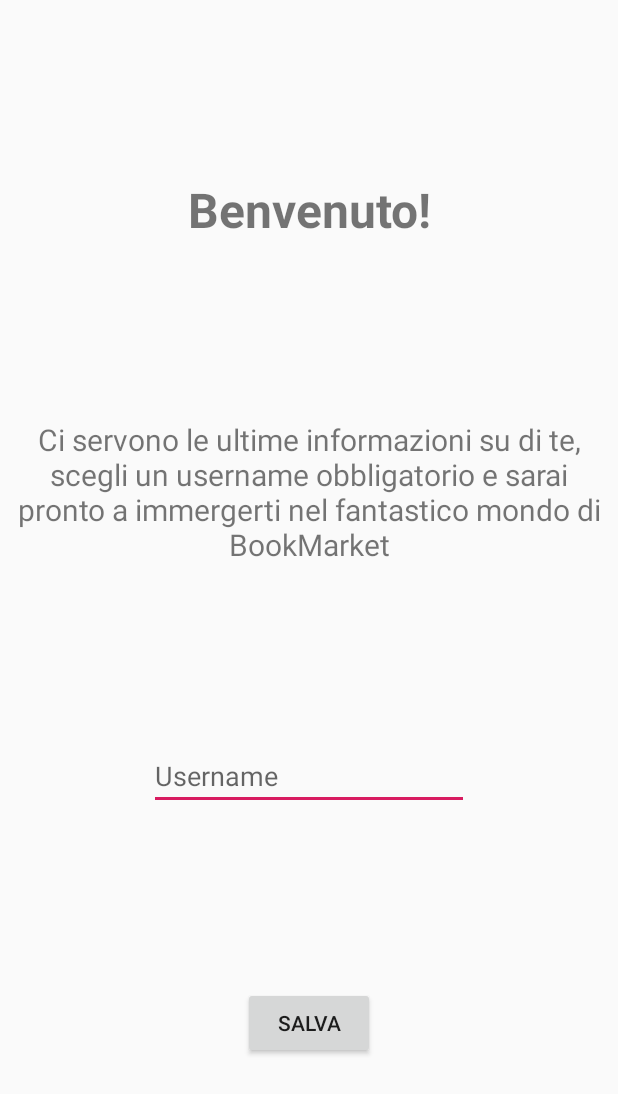
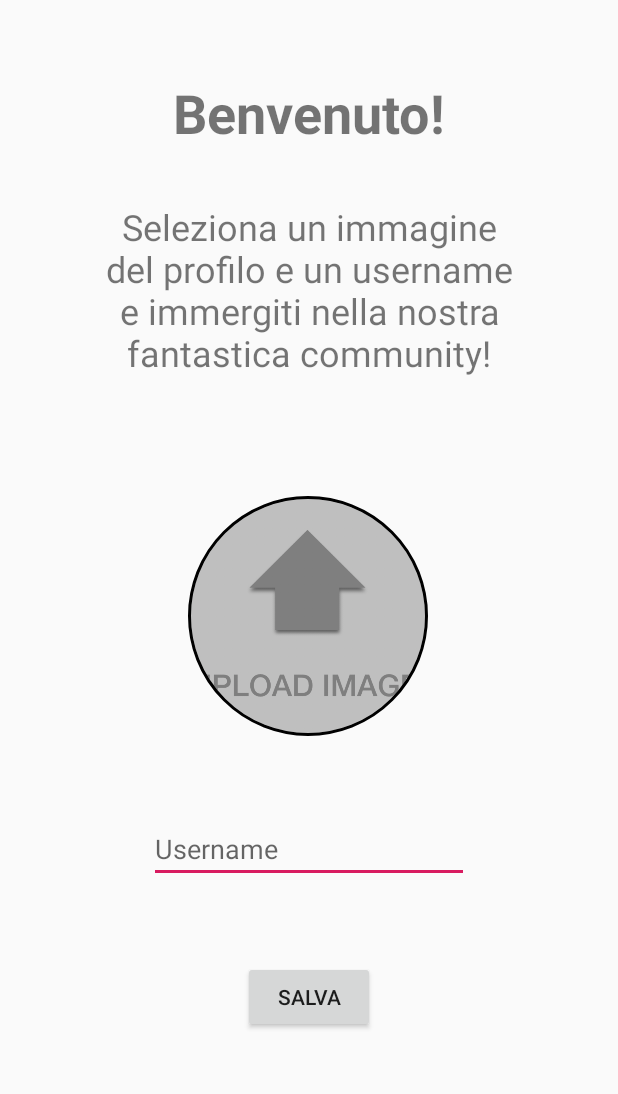
Before and after one commit to spallas/bookmarket, an Android app: the CompleteActivity screen opened directly, with no data from a screen before it, on a phone screen of 412 x 824 dp. Shown: the top 1094 px of the screen. Run offline under Robolectric (Android 15) with nearby library versions, the phone set to English and light mode, and no system bars; our stand-ins replace ButterKnife, CircleImageView; pictures from the network do not load.

Commit message:
complete activity completed

```diff
--- a/app/build.gradle
+++ b/app/build.gradle
@@ -57,6 +57,7 @@ dependencies {
     implementation 'androidx.recyclerview:recyclerview:1.1.0-alpha02'
 
     // Image loading
+    implementation 'de.hdodenhof:circleimageview:3.0.0'
     implementation 'com.github.bumptech.glide:glide:4.8.0'
     annotationProcessor 'com.github.bumptech.glide:compiler:4.8.0'
     implementation 'id.zelory:compressor:1.0.4'
--- a/app/src/main/AndroidManifest.xml
+++ b/app/src/main/AndroidManifest.xml
@@ -5,6 +5,7 @@
     <uses-permission android:name="android.permission.GET_ACCOUNTS" />
     <uses-permission android:name="android.permission.READ_PROFILE" />
     <uses-permission android:name="android.permission.READ_CONTACTS" />
+    <uses-permission android:name="android.permission.READ_EXTERNAL_STORAGE"/>
 
     <application
         android:allowBackup="true"
--- a/app/src/main/java/com/gnufsociety/bookmarket/MyFirebaseMessagingService.java
+++ b/app/src/main/java/com/gnufsociety/bookmarket/MyFirebaseMessagingService.java
@@ -33,7 +33,7 @@ public class MyFirebaseMessagingService extends FirebaseMessagingService {
     @Override
     public void onNewToken(String s) {
         super.onNewToken(s);
-        Toast.makeText(getApplicationContext(), "", Toast.LENGTH_LONG).show();
+//        Toast.makeText(getApplicationContext(), "New token:"+s, Toast.LENGTH_LONG).show();
 
     }
 }
--- a/app/src/main/java/com/gnufsociety/bookmarket/api/BookmarketEndpoints.java
+++ b/app/src/main/java/com/gnufsociety/bookmarket/api/BookmarketEndpoints.java
@@ -6,12 +6,17 @@ import com.gnufsociety.bookmarket.models.CompleteProfile;
 
 import java.util.List;
 
+import okhttp3.MultipartBody;
+import okhttp3.RequestBody;
+import okhttp3.ResponseBody;
 import retrofit2.Call;
 import retrofit2.http.Body;
 import retrofit2.http.DELETE;
 import retrofit2.http.GET;
 import retrofit2.http.Header;
+import retrofit2.http.Multipart;
 import retrofit2.http.POST;
+import retrofit2.http.Part;
 import retrofit2.http.Path;
 import retrofit2.http.Query;
 
@@ -23,9 +28,12 @@ public interface BookmarketEndpoints {
     @GET("users/exist")
     Call<Void> existUser();
 
+    @Multipart
     @POST("users/complete")
-    Call<Void> completeProfile(@Body CompleteProfile body);
-
+    Call<Void> completeProfile(
+            @Part() MultipartBody.Part avatar,
+            @Part("user[username]") RequestBody username
+            );
     @GET("ad/{id}")
     Call<Ad> getAd(@Path("id") String adID);
 
--- /dev/null
+++ b/app/src/main/res/layout/activity_complete.xml
@@ -0,0 +1,101 @@
+<?xml version="1.0" encoding="utf-8"?>
+<androidx.constraintlayout.widget.ConstraintLayout xmlns:android="http://schemas.android.com/apk/res/android"
+    xmlns:app="http://schemas.android.com/apk/res-auto"
+    xmlns:tools="http://schemas.android.com/tools"
+    android:layout_width="match_parent"
+    android:layout_height="match_parent"
+    android:gravity="center"
+    android:orientation="vertical"
+    tools:context=".CompleteActivity">
+
+
+    <de.hdodenhof.circleimageview.CircleImageView xmlns:app="http://schemas.android.com/apk/res-auto"
+        android:id="@+id/profile_image"
+        android:layout_width="160dp"
+        android:layout_height="160dp"
+        android:layout_marginStart="8dp"
+        android:layout_marginTop="8dp"
+        android:layout_marginEnd="8dp"
+        android:layout_marginBottom="8dp"
+        android:src="@drawable/upload_img"
+        app:civ_border_color="#FF000000"
+        app:civ_border_width="2dp"
+        app:layout_constraintBottom_toTopOf="@+id/edit_username"
+        app:layout_constraintEnd_toEndOf="parent"
+        app:layout_constraintHorizontal_bias="0.498"
+        app:layout_constraintStart_toStartOf="parent"
+        app:layout_constraintTop_toTopOf="@+id/guideline4" />
+
+    <TextView
+        android:id="@+id/welcome_txt"
+        android:layout_width="wrap_content"
+        android:layout_height="wrap_content"
+        android:layout_marginStart="8dp"
+        android:layout_marginTop="32dp"
+        android:layout_marginEnd="8dp"
+        android:layout_marginBottom="8dp"
+        android:text="@string/welcome"
+        android:textSize="36sp"
+        android:textStyle="bold"
+        app:layout_constraintBottom_toTopOf="@+id/textView2"
+        app:layout_constraintEnd_toEndOf="parent"
+        app:layout_constraintStart_toStartOf="parent"
+        app:layout_constraintTop_toTopOf="parent" />
+
+    <EditText
+        android:id="@+id/edit_username"
+        android:layout_width="wrap_content"
+        android:layout_height="wrap_content"
+        android:layout_marginStart="8dp"
+        android:layout_marginEnd="8dp"
+        android:ems="10"
+        android:hint="@string/username"
+        android:inputType="textPersonName"
+        app:layout_constraintBottom_toTopOf="@+id/complete_btn"
+        app:layout_constraintEnd_toEndOf="parent"
+        app:layout_constraintStart_toStartOf="parent"
+        app:layout_constraintTop_toBottomOf="@+id/profile_image" />
+
+    <Button
+        android:id="@+id/complete_btn"
+        android:layout_width="wrap_content"
+        android:layout_height="wrap_content"
+        android:layout_marginTop="8dp"
+        android:layout_marginBottom="8dp"
+        android:text="@string/save"
+        app:layout_constraintBottom_toTopOf="@+id/guideline2"
+        app:layout_constraintEnd_toEndOf="parent"
+        app:layout_constraintStart_toStartOf="parent"
+        app:layout_constraintTop_toBottomOf="@+id/edit_username" />
+
+    <TextView
+        android:id="@+id/textView2"
+        android:layout_width="280dp"
+        android:layout_height="wrap_content"
+        android:layout_marginStart="8dp"
+        android:layout_marginTop="8dp"
+        android:layout_marginEnd="8dp"
+        android:layout_marginBottom="8dp"
+        android:text="Seleziona un immagine del profilo e un username e immergiti nella nostra fantastica community!"
+        android:textAlignment="center"
+        android:textSize="24sp"
+        app:layout_constraintBottom_toTopOf="@+id/guideline4"
+        app:layout_constraintEnd_toEndOf="parent"
+        app:layout_constraintStart_toStartOf="parent"
+        app:layout_constraintTop_toBottomOf="@+id/welcome_txt" />
+
+    <androidx.constraintlayout.widget.Guideline
+        android:id="@+id/guideline4"
+        android:layout_width="wrap_content"
+        android:layout_height="wrap_content"
+        android:orientation="horizontal"
+        app:layout_constraintGuide_begin="278dp" />
+
+    <androidx.constraintlayout.widget.Guideline
+        android:id="@+id/guideline2"
+        android:layout_width="wrap_content"
+        android:layout_height="wrap_content"
+        android:orientation="horizontal"
+        app:layout_constraintGuide_percent="0.9" />
+
+</androidx.constraintlayout.widget.ConstraintLayout>
--- a/app/src/main/res/layout/activity_main.xml
+++ /dev/null
@@ -1,60 +0,0 @@
-<?xml version="1.0" encoding="utf-8"?>
-<androidx.constraintlayout.widget.ConstraintLayout
-    xmlns:android="http://schemas.android.com/apk/res/android"
-    xmlns:app="http://schemas.android.com/apk/res-auto"
-    xmlns:tools="http://schemas.android.com/tools"
-    android:layout_width="match_parent"
-    android:layout_height="match_parent"
-    android:gravity="center"
-    android:orientation="vertical"
-    tools:context=".CompleteActivity">
-
-
-    <TextView
-        android:id="@+id/welcome_txt"
-        android:layout_width="wrap_content"
-        android:layout_height="wrap_content"
-        android:text="@string/welcome"
-        android:textSize="32sp"
-        android:textStyle="bold"
-        app:layout_constraintBottom_toTopOf="@+id/complete_desc"
-        app:layout_constraintEnd_toEndOf="parent"
-        app:layout_constraintHorizontal_bias="0.5"
-        app:layout_constraintStart_toStartOf="parent"
-        app:layout_constraintTop_toTopOf="parent" />
-
-    <TextView
-        android:id="@+id/complete_desc"
-        android:layout_width="wrap_content"
-        android:layout_height="wrap_content"
-        android:gravity="center"
-        android:text="@string/complete_profile"
-        android:textSize="20sp"
-        app:layout_constraintBottom_toTopOf="@+id/edit_username"
-        app:layout_constraintTop_toBottomOf="@+id/welcome_txt" />
-
-    <EditText
-        android:id="@+id/edit_username"
-        android:layout_width="wrap_content"
-        android:layout_height="wrap_content"
-        android:ems="10"
-        android:inputType="textPersonName"
-        android:hint="@string/username"
-        app:layout_constraintBottom_toTopOf="@+id/complete_btn"
-        app:layout_constraintEnd_toEndOf="parent"
-        app:layout_constraintHorizontal_bias="0.5"
-        app:layout_constraintStart_toStartOf="parent"
-        app:layout_constraintTop_toBottomOf="@+id/complete_desc" />
-
-    <Button
-        android:id="@+id/complete_btn"
-        android:layout_width="wrap_content"
-        android:layout_height="wrap_content"
-        android:text="@string/save"
-        app:layout_constraintBottom_toBottomOf="parent"
-        app:layout_constraintEnd_toEndOf="parent"
-        app:layout_constraintHorizontal_bias="0.5"
-        app:layout_constraintStart_toStartOf="parent"
-        app:layout_constraintTop_toBottomOf="@+id/edit_username" />
-
-</androidx.constraintlayout.widget.ConstraintLayout>
```
Also changed, not shown: app/src/main/java/com/gnufsociety/bookmarket/CompleteActivity.java (+102 -3 lines).
